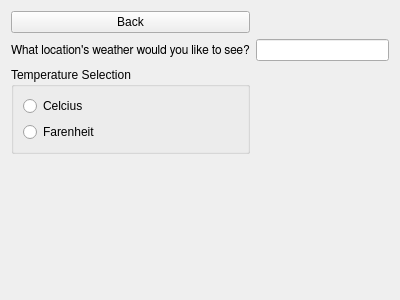
This is weatherwindow.ui in steven938/Raspi-Widget as Qt 5 draws it before an edit. The edited form follows.
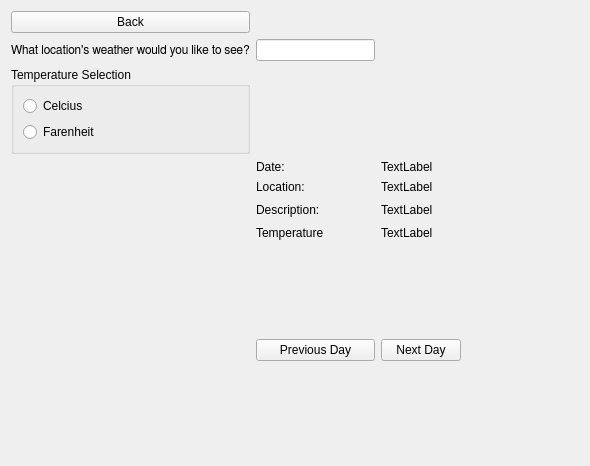
This is the edited form.

What changed in the file:
```diff
--- a/weatherwindow.ui
+++ b/weatherwindow.ui
@@ -6,14 +6,28 @@
    <rect>
     <x>0</x>
     <y>0</y>
-    <width>400</width>
-    <height>300</height>
+    <width>590</width>
+    <height>466</height>
    </rect>
   </property>
   <property name="windowTitle">
    <string>Habari | Weather</string>
   </property>
   <layout class="QGridLayout" name="gridLayout_2">
+   <item row="3" column="2">
+    <widget class="QLabel" name="dateLabel">
+     <property name="text">
+      <string>TextLabel</string>
+     </property>
+    </widget>
+   </item>
+   <item row="5" column="2">
+    <widget class="QLabel" name="DescLabel">
+     <property name="text">
+      <string>TextLabel</string>
+     </property>
+    </widget>
+   </item>
    <item row="1" column="0">
     <widget class="QLabel" name="label">
      <property name="font">
@@ -35,6 +49,33 @@
      </property>
     </widget>
    </item>
+   <item row="5" column="1">
+    <widget class="QLabel" name="label_4">
+     <property name="text">
+      <string>Description:</string>
+     </property>
+    </widget>
+   </item>
+   <item row="5" column="3">
+    <spacer name="horizontalSpacer">
+     <property name="orientation">
+      <enum>Qt::Horizontal</enum>
+     </property>
+     <property name="sizeHint" stdset="0">
+      <size>
+       <width>40</width>
+       <height>20</height>
+      </size>
+     </property>
+    </spacer>
+   </item>
+   <item row="6" column="2">
+    <widget class="QLabel" name="TempLabel">
+     <property name="text">
+      <string>TextLabel</string>
+     </property>
+    </widget>
+   </item>
    <item row="0" column="0">
     <widget class="QPushButton" name="BackButton">
      <property name="text">
@@ -65,7 +106,49 @@
      </layout>
     </widget>
    </item>
-   <item row="3" column="0">
+   <item row="7" column="2">
+    <widget class="QPushButton" name="pushButton_2">
+     <property name="text">
+      <string>Next Day</string>
+     </property>
+    </widget>
+   </item>
+   <item row="4" column="1">
+    <widget class="QLabel" name="label_2">
+     <property name="text">
+      <string>Location:</string>
+     </property>
+    </widget>
+   </item>
+   <item row="3" column="1">
+    <widget class="QLabel" name="label_3">
+     <property name="text">
+      <string>Date:</string>
+     </property>
+    </widget>
+   </item>
+   <item row="6" column="1">
+    <widget class="QLabel" name="label_5">
+     <property name="text">
+      <string>Temperature</string>
+     </property>
+    </widget>
+   </item>
+   <item row="7" column="1">
+    <widget class="QPushButton" name="pushButton">
+     <property name="text">
+      <string>Previous Day</string>
+     </property>
+    </widget>
+   </item>
+   <item row="4" column="2">
+    <widget class="QLabel" name="locationLabel">
+     <property name="text">
+      <string>TextLabel</string>
+     </property>
+    </widget>
+   </item>
+   <item row="7" column="0">
     <spacer name="verticalSpacer">
      <property name="orientation">
       <enum>Qt::Vertical</enum>
```
